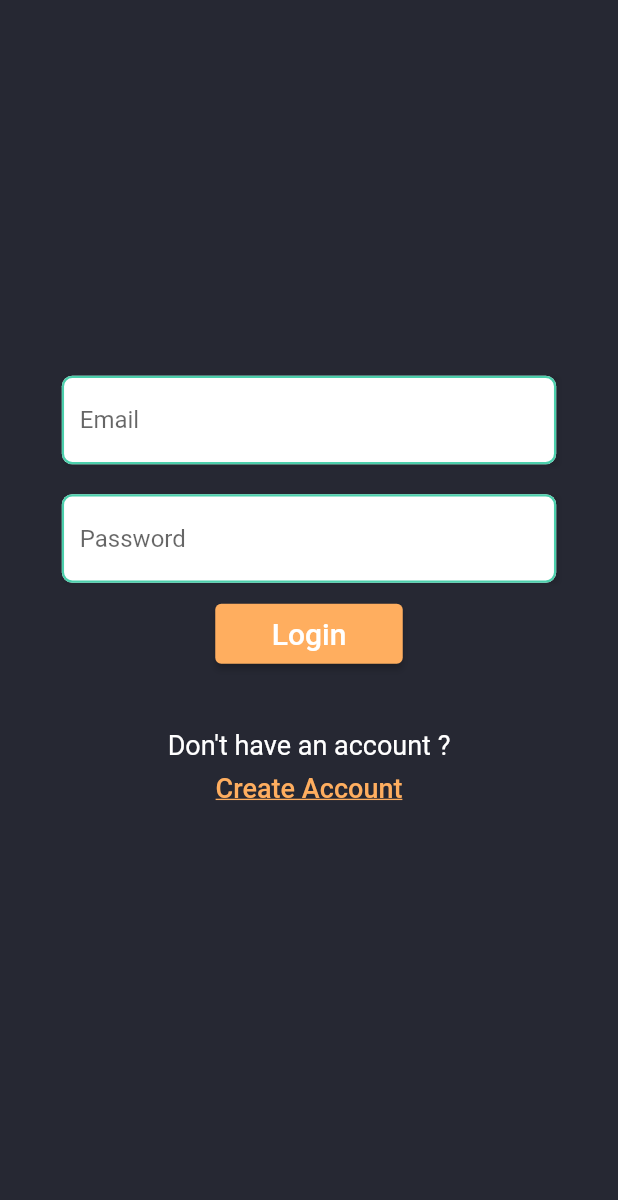
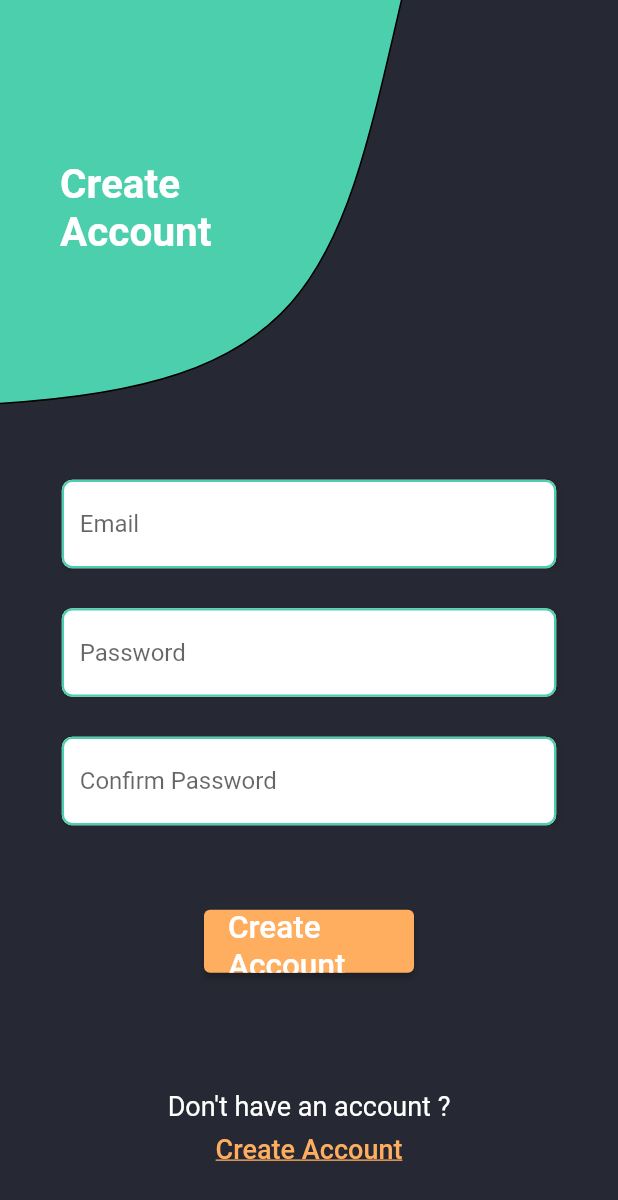
Before and after one commit to Abdulaziz4/bike-riders, a Flutter app: the screen it shows after launch, on a phone screen of 412 x 824 dp. Shown: the top 1200 px of the screen. Run offline on Flutter 3.47's test engine with Material 2 defaults, Android fonts, the light colour scheme and no system bars; our stand-ins replace firebase_auth, firebase_core, flutter_svg, logger, stacked, stacked_services; accounts and stored records are empty.

Commit message:
Complete login view

```diff
--- a/lib/core/app/app.dart
+++ b/lib/core/app/app.dart
@@ -1,3 +1,4 @@
+import 'package:bike_riders/ui/auth/signup/signup_view.dart';
 import 'package:stacked/stacked_annotations.dart';
 import 'package:stacked_services/stacked_services.dart';
 
@@ -9,6 +10,7 @@ import 'package:bike_riders/ui/startup/startup_view.dart';
   routes: [
     MaterialRoute(page: StartupView, initial: true),
     MaterialRoute(page: LoginView),
+    MaterialRoute(page: SignupView),
   ],
   dependencies: [
     LazySingleton(classType: AuthService),
--- a/lib/core/app/app.router.dart
+++ b/lib/core/app/app.router.dart
@@ -11,14 +11,17 @@ import 'package:stacked/stacked.dart';
 import 'package:stacked/stacked_annotations.dart';
 
 import '../../ui/auth/login/login_view.dart';
+import '../../ui/auth/signup/signup_view.dart';
 import '../../ui/startup/startup_view.dart';
 
 class Routes {
   static const String startupView = '/';
   static const String loginView = '/login-view';
+  static const String signupView = '/signup-view';
   static const all = <String>{
     startupView,
     loginView,
+    signupView,
   };
 }
 
@@ -28,6 +31,7 @@ class StackedRouter extends RouterBase {
   final _routes = <RouteDef>[
     RouteDef(Routes.startupView, page: StartupView),
     RouteDef(Routes.loginView, page: LoginView),
+    RouteDef(Routes.signupView, page: SignupView),
   ];
   @override
   Map<Type, StackedRouteFactory> get pagesMap => _pagesMap;
@@ -44,5 +48,11 @@ class StackedRouter extends RouterBase {
         settings: data,
       );
     },
+    SignupView: (data) {
+      return MaterialPageRoute<MaterialRoute<dynamic>>(
+        builder: (context) => const SignupView(),
+        settings: data,
+      );
+    },
   };
 }
--- a/lib/ui/auth/login/login_view.dart
+++ b/lib/ui/auth/login/login_view.dart
@@ -1,7 +1,10 @@
+import 'package:flutter/material.dart';
+
+import 'package:bike_riders/core/app/constants.dart';
+import 'package:bike_riders/ui/shared/authentication_header.dart';
 import 'package:bike_riders/ui/shared/authentication_instructions.dart';
 import 'package:bike_riders/ui/shared/custom_button.dart';
 import 'package:bike_riders/ui/shared/input_field.dart';
-import 'package:flutter/material.dart';
 
 class LoginView extends StatefulWidget {
   const LoginView({Key? key}) : super(key: key);
@@ -14,10 +17,10 @@ class _LoginViewState extends State<LoginView> {
   @override
   Widget build(BuildContext context) {
     return Scaffold(
-      body: Center(
-        child: Column(
-          mainAxisAlignment: MainAxisAlignment.center,
+      body: Column(
         children: [
+          AuthenticationHeader(text: "Welcome\nBack"),
+          Spacer(),
           InputField(
             hint: "Email",
             validator: (_) {},
@@ -27,11 +30,16 @@ class _LoginViewState extends State<LoginView> {
             validator: (_) {},
             obscureText: true,
           ),
+          SizedBox(
+            height: kDefaultPadding * 2,
+          ),
           CustomButton(
             text: "Login",
             onPress: () {},
-              size: const Size(125, 40),
+            size: const Size(140, 42),
+            textStyle: kLargeText,
           ),
+          Spacer(),
           AuthenticationInstruction(
             buttonText: "Create Account",
             hintText: "Don't have an account ?",
@@ -39,7 +47,6 @@ class _LoginViewState extends State<LoginView> {
           ),
         ],
       ),
-      ),
     );
   }
 }
--- a/lib/ui/auth/signup/signup_view.dart
+++ b/lib/ui/auth/signup/signup_view.dart
@@ -0,0 +1,52 @@
+import 'package:flutter/material.dart';
+
+import 'package:bike_riders/core/app/constants.dart';
+import 'package:bike_riders/ui/shared/authentication_header.dart';
+import 'package:bike_riders/ui/shared/authentication_instructions.dart';
+import 'package:bike_riders/ui/shared/custom_button.dart';
+import 'package:bike_riders/ui/shared/input_field.dart';
+
+class SignupView extends StatelessWidget {
+  const SignupView({Key? key}) : super(key: key);
+
+  @override
+  Widget build(BuildContext context) {
+    return Scaffold(
+      body: Column(
+        children: [
+          AuthenticationHeader(text: "Create\nAccount"),
+          Spacer(),
+          InputField(
+            hint: "Email",
+            validator: (_) {},
+          ),
+          InputField(
+            hint: "Password",
+            validator: (_) {},
+            obscureText: true,
+          ),
+          InputField(
+            hint: "Confirm Password",
+            validator: (_) {},
+            obscureText: true,
+          ),
+          SizedBox(
+            height: kDefaultPadding * 2,
+          ),
+          CustomButton(
+            text: "Create Account",
+            onPress: () {},
+            size: const Size(140, 42),
+            textStyle: kLargeText,
+          ),
+          Spacer(),
+          AuthenticationInstruction(
+            buttonText: "Create Account",
+            hintText: "Don't have an account ?",
+            onPressed: () {},
+          ),
+        ],
+      ),
+    );
+  }
+}
--- /dev/null
+++ b/lib/ui/shared/authentication_header.dart
@@ -0,0 +1,30 @@
+import 'package:bike_riders/core/app/constants.dart';
+import 'package:flutter/material.dart';
+import 'package:flutter/widgets.dart';
+import 'package:flutter_svg/svg.dart';
+
+class AuthenticationHeader extends StatelessWidget {
+  final String text;
+  const AuthenticationHeader({Key? key, required this.text}) : super(key: key);
+
+  @override
+  Widget build(BuildContext context) {
+    return Stack(
+      children: [
+        Align(
+          alignment: Alignment.topLeft,
+          child: SvgPicture.asset("assets/shapes/top_curve.svg"),
+        ),
+        Positioned(
+          left: kDefaultPadding * 2,
+          bottom: 100,
+          child: Text(
+            text,
+            style: TextStyle(
+                fontSize: 27, fontWeight: FontWeight.w600, color: Colors.white),
+          ),
+        ),
+      ],
+    );
+  }
+}
--- a/lib/ui/shared/authentication_instructions.dart
+++ b/lib/ui/shared/authentication_instructions.dart
@@ -1,5 +1,6 @@
+import 'package:flutter/material.dart';
+
 import 'package:bike_riders/core/app/constants.dart';
-import 'package:flutter/material.dart';
 
 class AuthenticationInstruction extends StatelessWidget {
   final String hintText;
--- a/lib/ui/shared/custom_button.dart
+++ b/lib/ui/shared/custom_button.dart
@@ -5,14 +5,17 @@ import 'package:bike_riders/core/app/constants.dart';
 class CustomButton extends StatelessWidget {
   final void Function() onPress;
   final String text;
+  final TextStyle textStyle;
   final Color backgroundColor;
   final Size? size;
+
   const CustomButton({
     Key? key,
     required this.onPress,
     required this.text,
     this.backgroundColor = kSecondryColor,
     this.size,
+    this.textStyle = kMediumText,
   }) : super(key: key);
 
   @override
@@ -23,9 +26,9 @@ class CustomButton extends StatelessWidget {
         primary: backgroundColor,
         fixedSize: size,
       ),
-      child: const Text(
-        "Login",
-        style: TextStyle(fontSize: 20),
+      child: Text(
+        text,
+        style: textStyle,
       ),
     );
   }
--- a/lib/ui/shared/input_field.dart
+++ b/lib/ui/shared/input_field.dart
@@ -5,12 +5,12 @@ class InputField extends StatefulWidget {
   final String hint;
   final void Function(String) validator;
   final bool obscureText;
-  const InputField(
-      {Key? key,
-      this.hint = "",
-      required this.validator,
-      this.obscureText = false})
-      : super(key: key);
+  const InputField({
+    Key? key,
+    this.hint = "",
+    required this.validator,
+    this.obscureText = false,
+  }) : super(key: key);
 
   @override
   _InputFieldState createState() => _InputFieldState();
@@ -22,7 +22,7 @@ class _InputFieldState extends State<InputField> {
     final size = MediaQuery.of(context).size;
 
     return Container(
-      margin: const EdgeInsets.symmetric(vertical: kDefaultPadding / 2),
+      margin: const EdgeInsets.symmetric(vertical: kDefaultPadding / 1.5),
       width: size.width * 0.8,
       decoration: BoxDecoration(
         boxShadow: [
--- a/lib/ui/startup/startup_viewmodel.dart
+++ b/lib/ui/startup/startup_viewmodel.dart
@@ -9,6 +9,6 @@ class StartupViewModel extends BaseViewModel {
   void initlizeApp() async {
     //Do initlizations here
     await Firebase.initializeApp();
-    _navigationService.replaceWith(Routes.loginView);
+    _navigationService.replaceWith(Routes.signupView);
   }
 }
--- a/pubspec.yaml
+++ b/pubspec.yaml
@@ -38,6 +38,7 @@ dependencies:
   firebase_auth: ^3.1.1
   cloud_firestore: ^2.5.3
   stacked_services: ^0.8.13
+  flutter_svg: ^0.22.0
 
   logger: ^1.1.0
 dev_dependencies:
@@ -65,8 +66,8 @@ flutter:
   uses-material-design: true
 
   # To add assets to your application, add an assets section, like this:
-  # assets:
-  #   - images/a_dot_burr.jpeg
+  assets:
+    - assets/shapes/top_curve.svg
   #   - images/a_dot_ham.jpeg
 
   # An image asset can refer to one or more resolution-specific "variants", see
```
Also changed, not shown: assets/shapes/top_curve.svg (added), pubspec.lock. Lines whose indentation alone changed are shown as unchanged.
